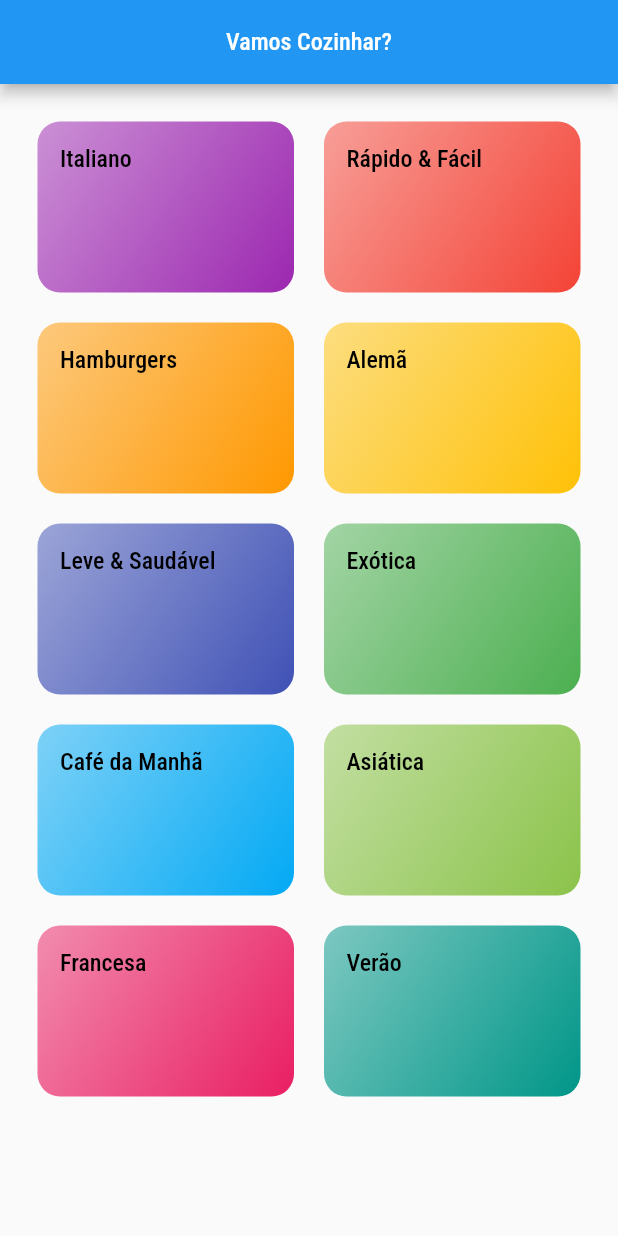
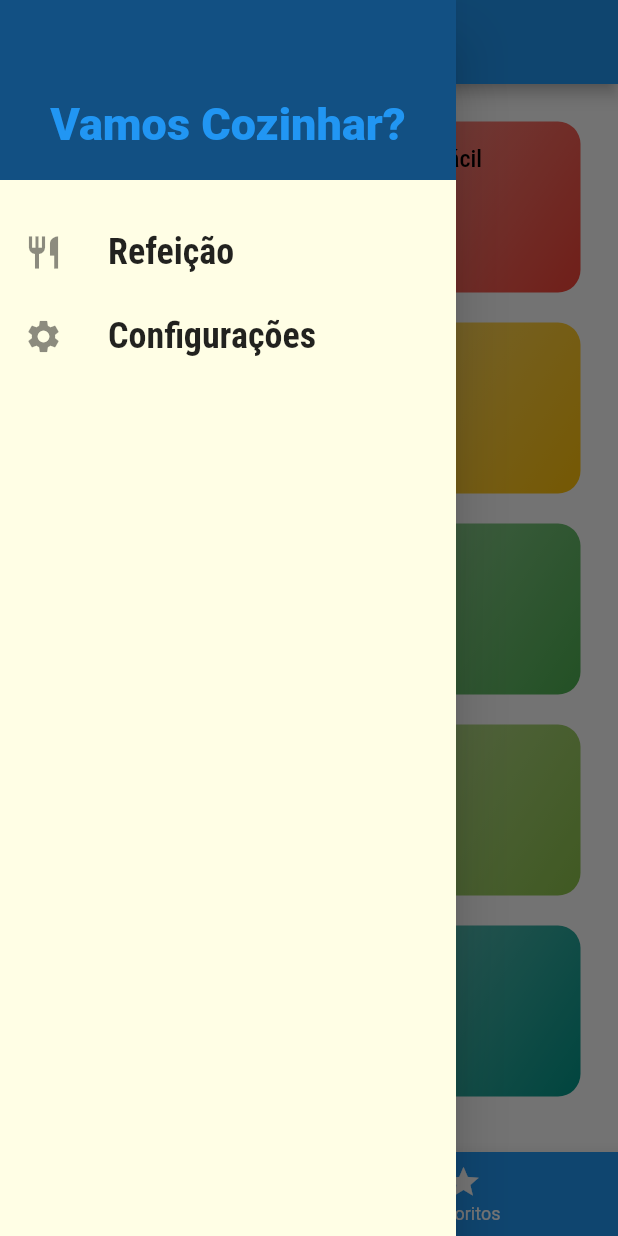
Before and after one commit to MatheusBrun/recipe, a Flutter app: the screen it shows after launch, with the side drawer open (before the commit the screen has no drawer), on a phone screen of 412 x 824 dp. Run offline on Flutter 3.47's test engine with Material 2 defaults, Android fonts, the phone set to English and light mode, and no system bars; missing offline and left inert: dart:ffi.

Commit message:
Final conclusão de rotas nomeada

```diff
--- /dev/null
+++ b/lib/components/main_drawer.dart
@@ -0,0 +1,55 @@
+import 'dart:ffi';
+
+import 'package:flutter/material.dart';
+import '../utils/app_routes.dart';
+
+class MainDrawer extends StatelessWidget {
+  Widget _createItem(IconData icon, String label, Function() onTap) {
+    return ListTile(
+      leading: Icon(icon, size: 26),
+      title: Text(
+        label,
+        style: TextStyle(
+          fontFamily: 'RobotoCondensed',
+          fontSize: 24,
+          fontWeight: FontWeight.bold,
+        ),
+      ),
+      onTap: onTap,
+    );
+  }
+
+  @override
+  Widget build(BuildContext context) {
+    return Drawer(
+      child: Column(children: [
+        Container(
+          height: 120,
+          width: double.infinity,
+          padding: EdgeInsets.all(20),
+          color: Theme.of(context).colorScheme.secondary,
+          alignment: Alignment.bottomCenter,
+          child: Text(
+            'Vamos Cozinhar?',
+            style: TextStyle(
+              fontWeight: FontWeight.w900,
+              fontSize: 30,
+              color: Theme.of(context).primaryColor,
+            ),
+          ),
+        ),
+        SizedBox(height: 20),
+        _createItem(
+          Icons.restaurant,
+          'Refeição',
+          () => Navigator.of(context).pushReplacementNamed(AppRoutes.HOME),
+        ),
+        _createItem(
+          Icons.settings,
+          'Configurações',
+          () => Navigator.of(context).pushReplacementNamed(AppRoutes.SETTINGS),
+        ),
+      ]),
+    );
+  }
+}
--- a/lib/components/meal_item.dart
+++ b/lib/components/meal_item.dart
@@ -8,7 +8,9 @@ class MealItem extends StatelessWidget {
   const MealItem(this.meal);
 
   void _selectMeal(BuildContext context) {
-    Navigator.of(context).pushNamed(AppRoutes.MEAL_DETAIL, arguments: meal);
+    Navigator.of(context)
+        .pushNamed(AppRoutes.MEAL_DETAIL, arguments: meal)
+        .then((result) {});
   }
 
   @override
--- a/lib/main.dart
+++ b/lib/main.dart
@@ -1,9 +1,13 @@
 import 'package:flutter/material.dart';
-import 'package:recipe/screens/categories_screen.dart';
+import 'package:recipe/screens/tabs_screen.dart';
 import 'package:recipe/utils/app_routes.dart';
 import 'screens/categories_meals_screen.dart';
 import 'utils/app_routes.dart';
 import 'screens/meal_detail_screen.dart';
+import 'screens/settings_sceen.dart';
+import 'models/meal.dart';
+import 'models/settings.dart';
+import 'data/dummy_data.dart';
 
 void main() => runApp(MyApp());
 
@@ -16,6 +20,38 @@ class MyApp extends StatefulWidget {
 
 class _MyAppState extends State<MyApp> {
   final ThemeData theme = ThemeData();
+
+  Settings settings = Settings();
+  List<Meal> _availableMeals = DUMMY_MEALS;
+  List<Meal> _favoriteMeals = [];
+
+  void _filterMeals(Settings settings) {
+    setState(() {
+      this.settings = settings;
+      _availableMeals = DUMMY_MEALS.where((meal) {
+        final filterGluten = settings.isGlutenFree && !meal.isGlutenFree;
+        final filterLactose = settings.isLactoseFree && !meal.isLactoseFree;
+        final filterVegan = settings.isVegan && !meal.isVegan;
+        final filterVegetarian = settings.isVegetariam && !meal.isVegetarian;
+        return !filterGluten &&
+            !filterLactose &&
+            !filterVegan &&
+            !filterVegetarian;
+      }).toList();
+    });
+  }
+
+  void _toggleFavorites(Meal meal) {
+    setState(() {
+      _favoriteMeals.contains(meal)
+          ? _favoriteMeals.remove(meal)
+          : _favoriteMeals.add(meal);
+    });
+  }
+
+  bool _isFavorite(Meal meal) {
+    return _favoriteMeals.contains(meal);
+  }
 
   @override
   Widget build(BuildContext context) {
@@ -34,9 +70,12 @@ class _MyAppState extends State<MyApp> {
                 color: Colors.black),
           )),
       routes: {
-        AppRoutes.Home: (ctx) => CategoriesScreen(),
-        AppRoutes.CATEGORY_MEALS: (ctx) => CategoriesMealsScreen(),
-        AppRoutes.MEAL_DETAIL: (ctx) => MealDetailScreen(),
+        AppRoutes.HOME: (ctx) => TabsScreen(_favoriteMeals),
+        AppRoutes.CATEGORY_MEALS: (ctx) =>
+            CategoriesMealsScreen(_availableMeals),
+        AppRoutes.MEAL_DETAIL: (ctx) =>
+            MealDetailScreen(_toggleFavorites, _isFavorite),
+        AppRoutes.SETTINGS: (ctx) => SettingsScreen(settings, _filterMeals),
       },
     );
   }
--- /dev/null
+++ b/lib/models/settings.dart
@@ -0,0 +1,13 @@
+class Settings {
+  bool isGlutenFree;
+  bool isLactoseFree;
+  bool isVegan;
+  bool isVegetariam;
+
+  Settings({
+    this.isGlutenFree = false,
+    this.isLactoseFree = false,
+    this.isVegan = false,
+    this.isVegetariam = false,
+  });
+}
--- a/lib/screens/categories_screen.dart
+++ b/lib/screens/categories_screen.dart
@@ -8,10 +8,6 @@ class CategoriesScreen extends StatelessWidget {
   @override
   Widget build(BuildContext context) {
     return Scaffold(
-      appBar: AppBar(
-        centerTitle: true,
-        title: Text('Vamos Cozinhar?'),
-      ),
       body: GridView(
         padding: EdgeInsets.all(25),
         gridDelegate: SliverGridDelegateWithMaxCrossAxisExtent(
--- /dev/null
+++ b/lib/screens/tabs_screen.dart
@@ -0,0 +1,72 @@
+import 'package:flutter/material.dart';
+import 'package:recipe/components/main_drawer.dart';
+import 'categories_screen.dart';
+import 'favorite_screen.dart';
+import '../components/main_drawer.dart';
+import '../models/meal.dart';
+
+class TabsScreen extends StatefulWidget {
+  final List<Meal> favoriteMeals;
+
+  const TabsScreen(this.favoriteMeals);
+
+  @override
+  State<TabsScreen> createState() => _TabsScreenState();
+}
+
+class _TabsScreenState extends State<TabsScreen> {
+  int _selectedScreenIndex = 0;
+
+  final List<String> _titles = [
+    'Lista de Categorias',
+    'Meus Favoritos',
+  ];
+
+  List<Widget> _screens = [];
+
+  @override
+  void initState() {
+    super.initState();
+    _screens = [
+      CategoriesScreen(),
+      FavoriteScreen(widget.favoriteMeals),
+    ];
+  }
+
+  _selectScreen(int index) {
+    setState(() {
+      _selectedScreenIndex = index;
+    });
+  }
+
+  @override
+  Widget build(BuildContext context) {
+    return Scaffold(
+      appBar: AppBar(
+        title: Text(
+          _titles[_selectedScreenIndex],
+        ),
+        centerTitle: true,
+      ),
+      drawer: MainDrawer(),
+      body: _screens[_selectedScreenIndex],
+      bottomNavigationBar: BottomNavigationBar(
+        onTap: _selectScreen,
+        backgroundColor: Theme.of(context).primaryColor,
+        unselectedItemColor: Colors.white,
+        selectedItemColor: Color.fromARGB(255, 18, 80, 131),
+        currentIndex: _selectedScreenIndex,
+        items: [
+          BottomNavigationBarItem(
+            icon: Icon(Icons.category),
+            label: 'Categorias',
+          ),
+          BottomNavigationBarItem(
+            icon: Icon(Icons.star),
+            label: 'Favoritos',
+          )
+        ],
+      ),
+    );
+  }
+}
--- a/lib/utils/app_routes.dart
+++ b/lib/utils/app_routes.dart
@@ -1,5 +1,6 @@
 class AppRoutes {
-  static const Home = '/';
+  static const HOME = '/';
   static const CATEGORY_MEALS = '/categories-meals';
   static const MEAL_DETAIL = '/meal-detail';
+  static const SETTINGS = '/settings';
 }
```
Also changed, not shown: lib/screens/categories_meals_screen.dart (+6 -2 lines), lib/screens/favorite_screen.dart (added, +24 -0 lines), lib/screens/meal_detail_screen.dart (+11 -0 lines), lib/screens/settings_sceen.dart (added, +90 -0 lines).
